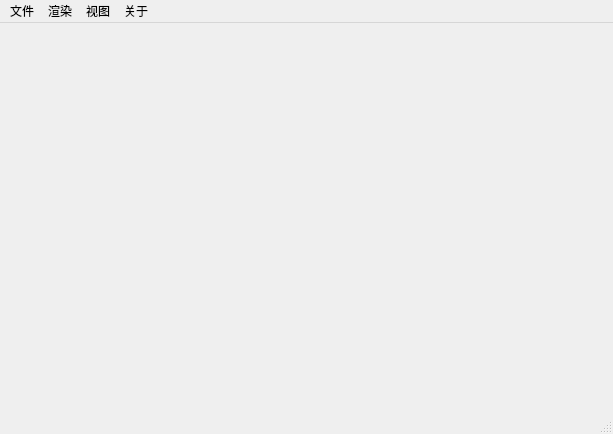
This is src/RayTraceWindows/form/raytracewindows.ui in sines/RayTrace as Qt 5 draws it before an edit. The edited form follows.
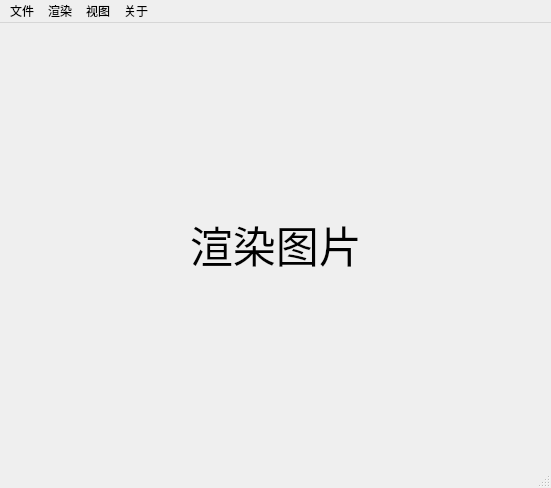
This is the edited form. Icons and pictures are not drawn.

Commit message: show image

Diff of the .ui file:
```diff
--- a/src/RayTraceWindows/form/raytracewindows.ui
+++ b/src/RayTraceWindows/form/raytracewindows.ui
@@ -12,8 +12,8 @@
    <rect>
     <x>0</x>
     <y>0</y>
-    <width>613</width>
-    <height>434</height>
+    <width>551</width>
+    <height>488</height>
    </rect>
   </property>
   <property name="maximumSize">
@@ -36,15 +36,91 @@
     <normaloff>:/RayTraceWindows/images/th.png</normaloff>:/RayTraceWindows/images/th.png</iconset>
   </property>
   <widget class="QWidget" name="centralWidget">
-   <layout class="QGridLayout" name="gridLayout"/>
+   <layout class="QGridLayout" name="gridLayout">
+    <item row="0" column="0">
+     <layout class="QGridLayout" name="gridLayout_2">
+      <item row="1" column="0">
+       <spacer name="horizontalSpacer">
+        <property name="orientation">
+         <enum>Qt::Horizontal</enum>
+        </property>
+        <property name="sizeHint" stdset="0">
+         <size>
+          <width>40</width>
+          <height>20</height>
+         </size>
+        </property>
+       </spacer>
+      </item>
+      <item row="1" column="2">
+       <spacer name="horizontalSpacer_2">
+        <property name="orientation">
+         <enum>Qt::Horizontal</enum>
+        </property>
+        <property name="sizeHint" stdset="0">
+         <size>
+          <width>40</width>
+          <height>20</height>
+         </size>
+        </property>
+       </spacer>
+      </item>
+      <item row="2" column="1">
+       <spacer name="verticalSpacer">
+        <property name="orientation">
+         <enum>Qt::Vertical</enum>
+        </property>
+        <property name="sizeHint" stdset="0">
+         <size>
+          <width>20</width>
+          <height>40</height>
+         </size>
+        </property>
+       </spacer>
+      </item>
+      <item row="1" column="1">
+       <widget class="QLabel" name="renderImage">
+        <property name="maximumSize">
+         <size>
+          <width>999999</width>
+          <height>999999</height>
+         </size>
+        </property>
+        <property name="font">
+         <font>
+          <family>System</family>
+          <pointsize>32</pointsize>
+         </font>
+        </property>
+        <property name="text">
+         <string>渲染图片</string>
+        </property>
+       </widget>
+      </item>
+      <item row="0" column="1">
+       <spacer name="verticalSpacer_2">
+        <property name="orientation">
+         <enum>Qt::Vertical</enum>
+        </property>
+        <property name="sizeHint" stdset="0">
+         <size>
+          <width>20</width>
+          <height>40</height>
+         </size>
+        </property>
+       </spacer>
+      </item>
+     </layout>
+    </item>
+   </layout>
   </widget>
   <widget class="QMenuBar" name="menuBarFile">
    <property name="geometry">
     <rect>
      <x>0</x>
      <y>0</y>
-     <width>613</width>
-     <height>17</height>
+     <width>551</width>
+     <height>20</height>
     </rect>
    </property>
    <widget class="QMenu" name="menuFile">
```
The commit also changes 31 other files.
